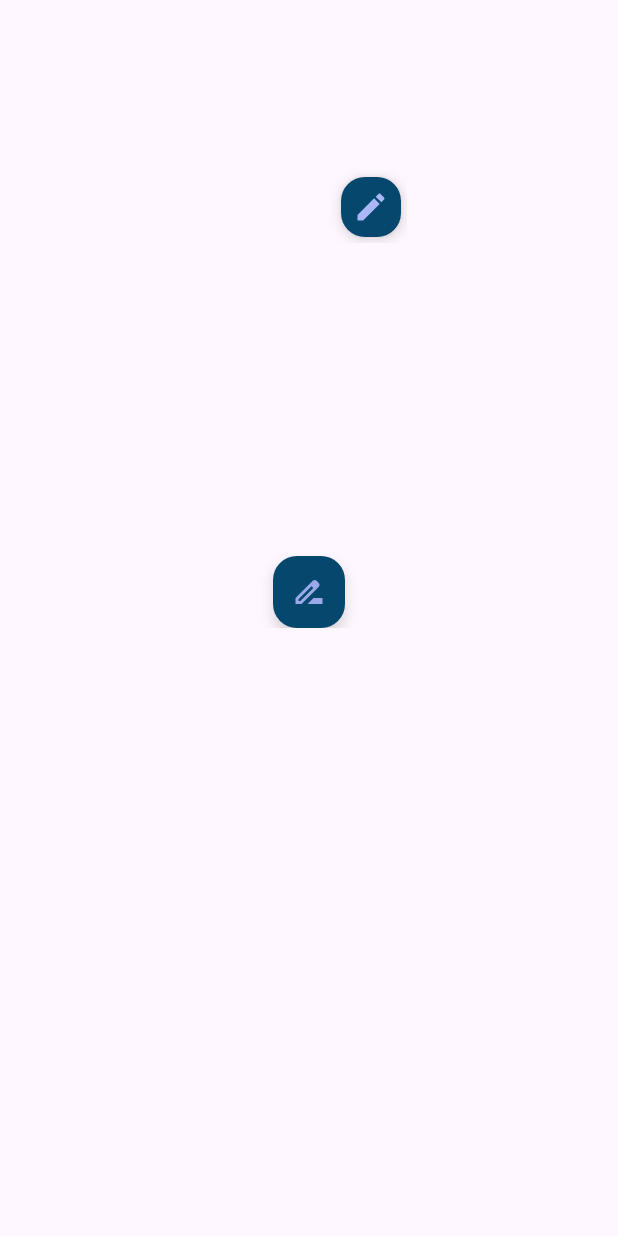
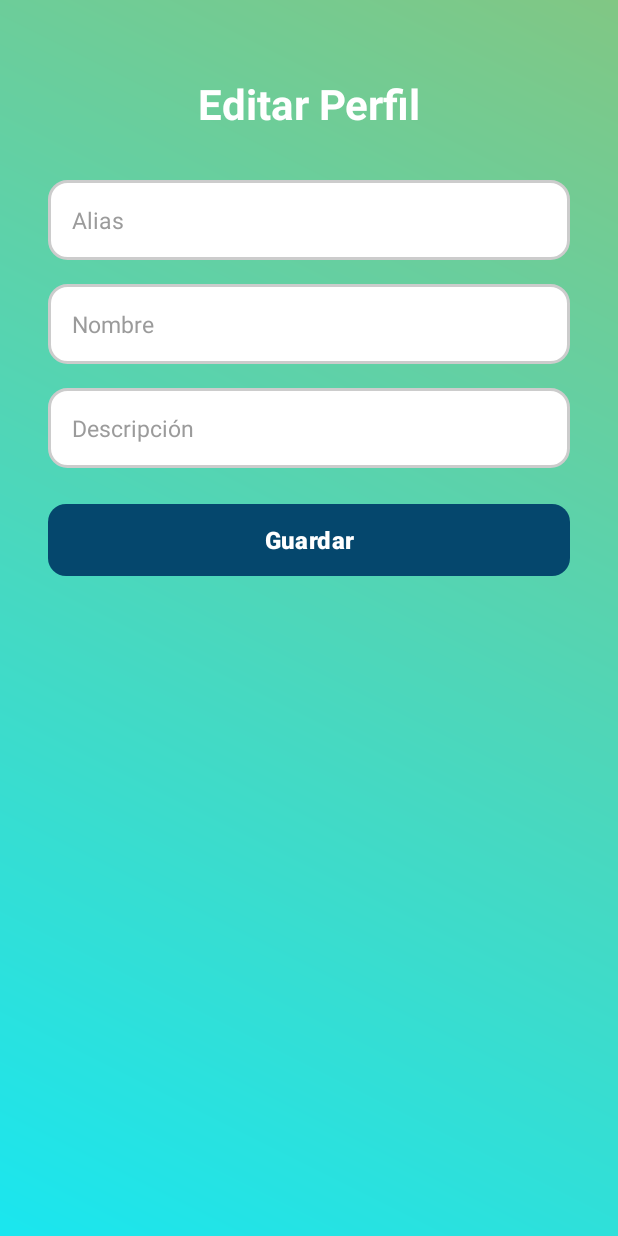
Before and after one commit to AlejandroRiba/AppIntercambiosJR, an Android app: the fragment PerfilFragment shown on its own in the app's theme, after a tap on "Editar datos", on a phone screen of 412 x 824 dp. Run offline under Robolectric (Android 15) with nearby library versions, the phone set to English and light mode, and no system bars; our stand-ins replace Firebase (no records; nobody signed in at launch, a user with empty details on screens opened directly); Roboto replaces fonts that are not available here; 1 statement that could not run was skipped.

Commit message:
Edit Profile
now is avaiable to edit user data, username, alias, description

```diff
--- a/app/build.gradle.kts
+++ b/app/build.gradle.kts
@@ -37,6 +37,7 @@ android {
     }
     buildFeatures {
         viewBinding = true
+        dataBinding = true
     }
 
     packaging {
--- a/app/src/main/AndroidManifest.xml
+++ b/app/src/main/AndroidManifest.xml
@@ -52,6 +52,9 @@
         <activity
             android:name=".ui.perfil.SelectAvatarActivity"
             android:exported="false" />
+        <activity
+            android:name=".ui.perfil.EditProfileActivity"
+            android:exported="false" />
     </application>
 
 </manifest>
--- /dev/null
+++ b/app/src/main/java/com/example/intercambios/ui/perfil/EditProfileActivity.kt
@@ -0,0 +1,44 @@
+package com.example.intercambios.ui.perfil
+
+
+import android.os.Bundle
+import android.widget.Toast
+import androidx.appcompat.app.AppCompatActivity
+import com.example.intercambios.data.models.UsersRepository
+import com.example.intercambios.databinding.ActivityEditProfileBinding
+
+class EditProfileActivity : AppCompatActivity() {
+
+    private lateinit var binding: ActivityEditProfileBinding
+    private val usersUtil = UsersRepository()
+
+    override fun onCreate(savedInstanceState: Bundle?) {
+        super.onCreate(savedInstanceState)
+        binding = ActivityEditProfileBinding.inflate(layoutInflater)
+        setContentView(binding.root)
+
+        // Rellenar los campos con los datos del usuario
+        val alias = intent.getStringExtra("alias") ?: ""
+        val nombre = intent.getStringExtra("nombre") ?: ""
+        val descripcion = intent.getStringExtra("descripcion") ?: ""
+
+        binding.editAlias.setText(alias)
+        binding.editNombre.setText(nombre)
+        binding.editDescripcion.setText(descripcion)
+
+        // Manejar el botón de guardar
+        binding.saveButton.setOnClickListener {
+            val updatedData = mapOf(
+                "alias" to binding.editAlias.text.toString(),
+                "nombre" to binding.editNombre.text.toString(),
+                "descripcion" to binding.editDescripcion.text.toString()
+            )
+            usersUtil.actualizarUsuario(updatedData) { success ->
+                if (success) {
+                    Toast.makeText(this, "Datos actualizados correctamente", Toast.LENGTH_SHORT).show()
+                    finish()
+                }
+            }
+        }
+    }
+}
--- a/app/src/main/java/com/example/intercambios/ui/perfil/PerfilFragment.kt
+++ b/app/src/main/java/com/example/intercambios/ui/perfil/PerfilFragment.kt
@@ -69,15 +69,13 @@ class PerfilFragment : Fragment() {
 
     override fun onViewCreated(view: View, savedInstanceState: Bundle?) {
         super.onViewCreated(view, savedInstanceState)
-        binding.editAvatarFab.setOnClickListener{
-            val avatarIntent = Intent(context, SelectAvatarActivity::class.java).apply {
-                putExtra("avatar", avatarName)
-                putExtra("backHome", false)
+        binding.editDataFab.setOnClickListener {
+            val editIntent = Intent(context, EditProfileActivity::class.java).apply {
+                putExtra("alias", binding.aliasTextView.text.toString())
+                putExtra("nombre", binding.nameTextView.text.toString())
+                putExtra("descripcion", binding.descriptionContent.text.toString())
             }
-            startActivity(avatarIntent)
-        }
-        binding.editDataFab.setOnClickListener{
-            Toast.makeText(requireActivity(), "Editar datos", Toast.LENGTH_SHORT).show()
+            startActivity(editIntent)
         }
     }
 
--- /dev/null
+++ b/app/src/main/res/layout/activity_edit_profile.xml
@@ -0,0 +1,98 @@
+<?xml version="1.0" encoding="utf-8"?>
+<androidx.constraintlayout.widget.ConstraintLayout
+    xmlns:android="http://schemas.android.com/apk/res/android"
+    xmlns:app="http://schemas.android.com/apk/res-auto"
+    android:layout_width="match_parent"
+    android:layout_height="match_parent"
+    android:id="@+id/main"
+    android:background="@drawable/bg_gradient">
+
+    <!-- Título de la pantalla -->
+    <TextView
+        android:id="@+id/tvEditTitle"
+        android:layout_width="wrap_content"
+        android:layout_height="wrap_content"
+        android:text="@string/editar_perfil"
+        android:textSize="28sp"
+        android:textStyle="bold"
+        android:textColor="@color/white"
+        app:layout_constraintTop_toTopOf="parent"
+        app:layout_constraintStart_toStartOf="parent"
+        app:layout_constraintEnd_toEndOf="parent"
+        android:layout_marginTop="50dp" />
+
+    <!-- Campo de alias -->
+    <EditText
+        android:id="@+id/editAlias"
+        android:layout_width="0dp"
+        android:layout_height="wrap_content"
+        android:hint="@string/alias"
+        android:inputType="text"
+        android:background="@drawable/bg_edittext"
+        android:padding="16dp"
+        android:textSize="15sp"
+        android:textColor="@color/black"
+        android:textColorHint="@color/gray"
+        app:layout_constraintStart_toStartOf="parent"
+        app:layout_constraintEnd_toEndOf="parent"
+        app:layout_constraintTop_toBottomOf="@+id/tvEditTitle"
+        android:layout_marginTop="32dp"
+        android:layout_marginStart="32dp"
+        android:layout_marginEnd="32dp" />
+
+    <!-- Campo de nombre -->
+    <EditText
+        android:id="@+id/editNombre"
+        android:layout_width="0dp"
+        android:layout_height="wrap_content"
+        android:hint="@string/nombre"
+        android:inputType="text"
+        android:background="@drawable/bg_edittext"
+        android:padding="16dp"
+        android:textSize="15sp"
+        android:textColor="@color/black"
+        android:textColorHint="@color/gray"
+        app:layout_constraintStart_toStartOf="parent"
+        app:layout_constraintEnd_toEndOf="parent"
+        app:layout_constraintTop_toBottomOf="@+id/editAlias"
+        android:layout_marginTop="16dp"
+        android:layout_marginStart="32dp"
+        android:layout_marginEnd="32dp" />
+
+    <!-- Campo de descripción -->
+    <EditText
+        android:id="@+id/editDescripcion"
+        android:layout_width="0dp"
+        android:layout_height="wrap_content"
+        android:hint="@string/descripcion"
+        android:inputType="text"
+        android:background="@drawable/bg_edittext"
+        android:padding="16dp"
+        android:textSize="15sp"
+        android:textColor="@color/black"
+        android:textColorHint="@color/gray"
+        app:layout_constraintStart_toStartOf="parent"
+        app:layout_constraintEnd_toEndOf="parent"
+        app:layout_constraintTop_toBottomOf="@+id/editNombre"
+        android:layout_marginTop="16dp"
+        android:layout_marginStart="32dp"
+        android:layout_marginEnd="32dp" />
+
+    <!-- Botón guardar -->
+    <Button
+        android:id="@+id/saveButton"
+        android:layout_width="0dp"
+        android:layout_height="wrap_content"
+        android:text="@string/guardar"
+        android:background="@drawable/bg_button"
+        android:textColor="@color/white"
+        android:textStyle="bold"
+        android:textSize="16sp"
+        app:layout_constraintStart_toStartOf="parent"
+        app:layout_constraintEnd_toEndOf="parent"
+        app:layout_constraintTop_toBottomOf="@+id/editDescripcion"
+        android:layout_marginTop="24dp"
+        android:layout_marginStart="32dp"
+        android:layout_marginEnd="32dp" />
+
+</androidx.constraintlayout.widget.ConstraintLayout>
--- a/app/src/main/res/values/strings.xml
+++ b/app/src/main/res/values/strings.xml
@@ -206,4 +206,7 @@
         <item>Noviembre</item>
         <item>Diciembre</item>
     </string-array>
+    <string name="editar_perfil">Editar Perfil</string>
+    <string name="nombre">Nombre</string>
+    <string name="descripcion">Descripción</string>
 </resources>
```
Also changed, not shown: 2 other files.
